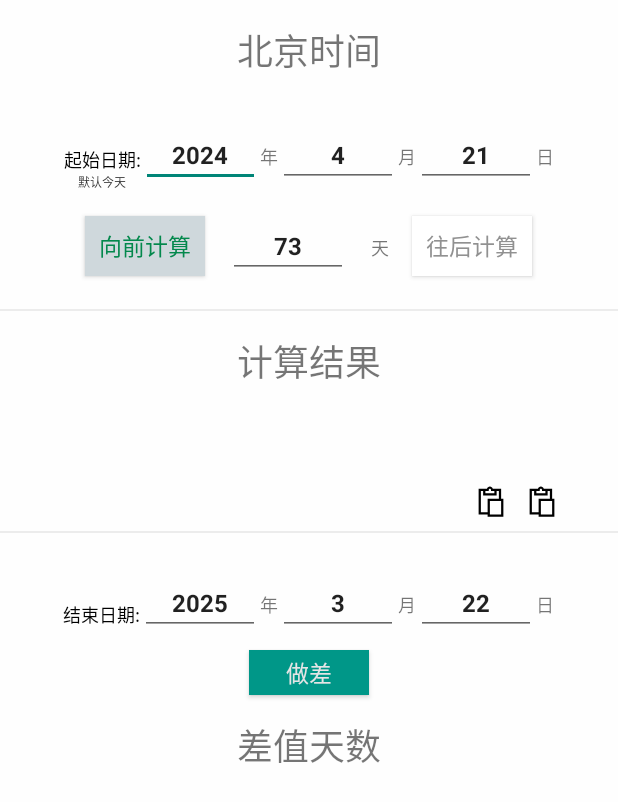
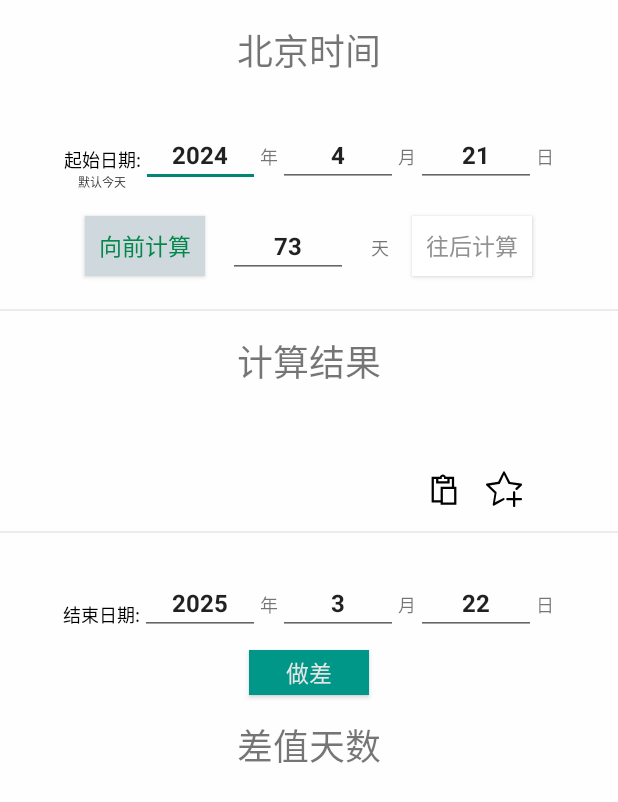
Before and after one commit to Wtier330/MyAssistant, an Android app: the DateCalu_Main screen opened directly, with no data from a screen before it, on a phone screen of 412 x 824 dp. Shown: the top 802 px of the screen. Run offline under Robolectric (Android 15) with nearby library versions, the phone set to English and light mode, and no system bars; 2 statements that could not run were skipped.

```diff
--- a/app/src/main/java/com/example/myapplication/activity/DateCalu_Main.java
+++ b/app/src/main/java/com/example/myapplication/activity/DateCalu_Main.java
@@ -1,12 +1,18 @@
 package com.example.myapplication.activity;
 
+import static android.content.ContentValues.TAG;
 import static com.example.myapplication.utils.TimeUtil.isValidDate;
 
 import android.annotation.SuppressLint;
+import android.content.ClipData;
+import android.content.ClipboardManager;
+import android.content.Context;
 import android.os.Bundle;
 import android.text.TextUtils;
+import android.util.Log;
 import android.widget.Button;
 import android.widget.EditText;
+import android.widget.ImageView;
 import android.widget.TextView;
 
 import androidx.appcompat.app.AppCompatActivity;
@@ -14,11 +20,13 @@ import androidx.appcompat.app.AppCompatActivity;
 import com.example.myapplication.R;
 import com.example.myapplication.utils.EditTextUtil;
 import com.example.myapplication.utils.ToastUtil;
+import com.example.myapplication.utils.XmlUtil;
 import com.example.myapplication.view.MyEditText;
 
 import java.time.LocalDate;
 import java.time.format.DateTimeFormatter;
 import java.time.temporal.ChronoUnit;
+import java.util.ArrayList;
 import java.util.Objects;
 import java.util.Random;
 
@@ -43,7 +51,9 @@ public class DateCalu_Main extends AppCompatActivity {
     private Button mBtDateCaluDiff;
     private TextView mTvDateCalueDiff;
     private LocalDate date, outdate;
-
+    private ImageView iv_Calu_clipBoard, iv_Calu_Collection;
+    private ClipboardManager clipboardManager;
+    private XmlUtil xmlHelper;
     @Override
     protected void onCreate(Bundle savedInstanceState) {
         super.onCreate(savedInstanceState);
@@ -51,8 +61,34 @@ public class DateCalu_Main extends AppCompatActivity {
         initView();
         initData();
         initEvent();
+        test();
     }
 
+    private void test() {
+        // 创建 XML 文件
+        XmlUtil.createXml(this, "aa.xml");
+
+        // 添加节点到 XML 文件
+        XmlUtil.addNode(this, "aa.xml", "name", "John Doe");
+        XmlUtil.addNode(this, "aa.xml", "name", "John Doe");
+        XmlUtil.addNode(this, "aa.xml", "name", "John Doe");
+        XmlUtil.addNode(this, "aa.xml", "name", "John Doe");
+
+        // 查询节点值
+        String name = XmlUtil.queryNode(this, "aa.xml", "name");
+        ToastUtil.toastShort(this,"name:"+name);
+
+        // 修改节点值
+//        XmlUtil.updateNode(this, "data.xml", "name", "Jane Doe");
+
+        // 查询修改后的节点值
+//        String updatedName = XmlUtil.queryNode(this, "data.xml", "name");
+//        Log.d(TAG, "Updated Name: " + updatedName);
+
+        // 删除节点从 XML 文件
+//        XmlUtil.deleteNode(this, "data.xml", "name");
+
+    }
     private void initData() {
         et_DateCalu_Input.setText(String.valueOf(input));
         LocalDate currentDate = LocalDate.now();
@@ -172,6 +208,15 @@ public class DateCalu_Main extends AppCompatActivity {
                 booInteraction(mEtDateCaluOutputDay);
             }
         });
+        iv_Calu_clipBoard.setOnClickListener((l) -> {
+            clipboardManager = (ClipboardManager) getSystemService(Context.CLIPBOARD_SERVICE);
+            ClipData clipData = ClipData.newPlainText("label", tv_DateCalue_Result.getText());
+            clipboardManager.setPrimaryClip(clipData);
+            ToastUtil.toastShort(this, "以下信息被复制到剪切板\n" + tv_DateCalue_Result.getText());
+        });
+        iv_Calu_Collection.setOnClickListener((l) -> {
+
+        });
     }
 
     @Override
@@ -234,6 +279,8 @@ public class DateCalu_Main extends AppCompatActivity {
         mEtDateCaluOutputDay = findViewById(R.id.et_DateCalu_OutputDay);
         mBtDateCaluDiff = findViewById(R.id.bt_DateCalu_diff);
         mTvDateCalueDiff = findViewById(R.id.tv_DateCalue_diff);
+        iv_Calu_clipBoard = findViewById(R.id.iv_Calu_clipBoard);
+        iv_Calu_Collection = findViewById(R.id.iv_Calu_Collection);
     }
 
 }
--- /dev/null
+++ b/app/src/main/java/com/example/myapplication/utils/XmlUtil.java
@@ -0,0 +1,127 @@
+package com.example.myapplication.utils;
+
+import android.content.Context;
+import android.util.Log;
+import android.util.Xml;
+
+import org.xmlpull.v1.XmlPullParser;
+import org.xmlpull.v1.XmlPullParserException;
+import org.xmlpull.v1.XmlPullParserFactory;
+import org.xmlpull.v1.XmlSerializer;
+
+import java.io.FileInputStream;
+import java.io.FileOutputStream;
+import java.io.IOException;
+import java.io.InputStreamReader;
+import java.io.OutputStreamWriter;
+
+public class XmlUtil {
+
+    private static final String TAG = "XmlUtil";
+
+    // 创建 XML 文件
+    public static void createXml(Context context, String filename) {
+        try {
+            FileOutputStream fos = context.openFileOutput(filename, Context.MODE_PRIVATE);
+            XmlSerializer serializer = Xml.newSerializer();
+            OutputStreamWriter writer = new OutputStreamWriter(fos);
+            serializer.setOutput(writer);
+            serializer.startDocument("UTF-8", true);
+            serializer.startTag("", "root");
+            serializer.endTag("", "root");
+            serializer.endDocument();
+            writer.close();
+            Log.d(TAG, "XML file created: " + filename);
+        } catch (IOException e) {
+            Log.e(TAG, "Error creating XML file: " + e.getMessage());
+        }
+    }
+
+    public static void addNode(Context context, String filename, String nodeName, String nodeValue) {
+        try {
+            FileInputStream fis = context.openFileInput(filename);
+            InputStreamReader reader = new InputStreamReader(fis);
+            StringBuilder stringBuilder = new StringBuilder();
+            char[] buffer = new char[1024];
+            int charsRead;
+            while ((charsRead = reader.read(buffer)) != -1) {
+                stringBuilder.append(buffer, 0, charsRead);
+            }
+            fis.close();
+
+            String existingXml = stringBuilder.toString();
+
+            FileOutputStream fos = context.openFileOutput(filename, Context.MODE_PRIVATE);
+            OutputStreamWriter writer = new OutputStreamWriter(fos);
+
+            writer.write("<?xml version=\"1.0\" encoding=\"UTF-8\"?>\n");
+
+            if (!existingXml.contains("<root>")) {
+                writer.write("<root>");
+            }
+
+            writer.write("<" + nodeName + ">" + nodeValue + "</" + nodeName + ">");
+
+            if (!existingXml.contains("</root>")) {
+                writer.write("</root>");
+            }
+
+            writer.close();
+            Log.d(TAG, "Node added to XML file: " + nodeName + "=" + nodeValue);
+        } catch (IOException e) {
+            Log.e(TAG, "Error adding node to XML file: " + e.getMessage());
+        }
+    }
+
+
+    // 删除节点从 XML 文件
+    public static void deleteNode(Context context, String filename, String nodeName) {
+        try {
+            FileInputStream fis = context.openFileInput(filename);
+            InputStreamReader reader = new InputStreamReader(fis);
+            XmlSerializer serializer = Xml.newSerializer();
+            OutputStreamWriter writer = new OutputStreamWriter(context.openFileOutput(filename, Context.MODE_PRIVATE));
+            serializer.setOutput(writer);
+            serializer.startDocument("UTF-8", true);
+            char[] buffer = new char[fis.available()];
+            reader.read(buffer);
+            String existingXml = new String(buffer);
+            writer.append(existingXml.replace("<" + nodeName + "></" + nodeName + ">", ""));
+            writer.close();
+            reader.close();
+            Log.d(TAG, "Node deleted from XML file: " + nodeName);
+        } catch (IOException e) {
+            Log.e(TAG, "Error deleting node from XML file: " + e.getMessage());
+        }
+    }
+
+    // 修改节点值
+    public static void updateNode(Context context, String filename, String nodeName, String newNodeValue) {
+        deleteNode(context, filename, nodeName);
+        addNode(context, filename, nodeName, newNodeValue);
+        Log.d(TAG, "Node updated in XML file: " + nodeName + "=" + newNodeValue);
+    }
+
+    // 查询节点值
+    public static String queryNode(Context context, String filename, String nodeName) {
+        try {
+            FileInputStream fis = context.openFileInput(filename);
+            InputStreamReader reader = new InputStreamReader(fis);
+            XmlPullParserFactory parserFactory = XmlPullParserFactory.newInstance();
+            XmlPullParser parser = parserFactory.newPullParser();
+            parser.setFeature(XmlPullParser.FEATURE_PROCESS_NAMESPACES, false);
+            parser.setInput(reader);
+            int eventType = parser.getEventType();
+            while (eventType != XmlPullParser.END_DOCUMENT) {
+                String name = parser.getName();
+                if (name != null && name.equals(nodeName)) {
+                    return parser.nextText();
+                }
+                eventType = parser.next();
+            }
+        } catch (XmlPullParserException | IOException e) {
+            Log.e(TAG, "Error querying node from XML file: " + e.getMessage());
+        }
+        return null;
+    }
+}
--- /dev/null
+++ b/app/src/main/res/drawable/add_collection.xml
@@ -0,0 +1,14 @@
+<?xml version="1.0" encoding="utf-8"?>
+<vector xmlns:android="http://schemas.android.com/apk/res/android"
+    android:width="1024dp"
+    android:height="1024dp"
+    android:viewportWidth="1024"
+    android:viewportHeight="1024">
+
+    <path
+        android:fillColor="#040000"
+        android:pathData="M486.4 774.4L256 889.6l44.8-268.8c0-12.8 0-19.2-6.4-25.6l-192-185.6 268.8-38.4c12.8 0 19.2-6.4 25.6-19.2L512 108.8l121.6 243.2c6.4 6.4 12.8 19.2 25.6 19.2l268.8 38.4-83.2 76.8c-12.8 12.8-12.8 32 0 44.8 12.8 12.8 32 12.8 44.8 0l128-121.6c6.4-12.8 6.4-25.6 6.4-32-6.4-12.8-12.8-19.2-25.6-19.2l-313.6-44.8L537.6 25.6c0-12.8-12.8-19.2-25.6-19.2s-25.6 6.4-25.6 19.2L345.6 307.2l-320 44.8c-12.8 6.4-19.2 12.8-25.6 25.6 0 6.4 0 19.2 12.8 32l230.4 224-51.2 313.6c0 12.8 0 25.6 12.8 32 6.4 6.4 12.8 6.4 19.2 6.4 6.4 0 12.8 0 12.8-6.4L512 825.6c12.8-6.4 19.2-25.6 12.8-44.8-6.4-12.8-25.6-19.2-38.4-6.4z" />
+    <path
+        android:fillColor="#040000"
+        android:pathData="M992 768H832V608c0-19.2-12.8-32-32-32s-32 12.8-32 32V768H608c-19.2 0-32 12.8-32 32s12.8 32 32 32H768v160c0 19.2 12.8 32 32 32s32-12.8 32-32V832h160c19.2 0 32-12.8 32-32s-12.8-32-32-32z" />
+</vector>
--- a/app/src/main/res/layout/activity_date_calu_main.xml
+++ b/app/src/main/res/layout/activity_date_calu_main.xml
@@ -86,6 +86,7 @@
             android:gravity="center_horizontal"
             android:text="月"
             android:textSize="12sp" />
+
         <com.example.myapplication.view.MyEditText
             android:id="@+id/et_DateCalu_InputDay"
             android:layout_width="80dp"
@@ -178,32 +179,40 @@
             android:gravity="center_horizontal"
             android:text="计算结果"
             android:textSize="24sp" />
+
         <View
             android:layout_width="match_parent"
-            android:layout_height="40dp"/>
+            android:layout_height="40dp" />
+
         <LinearLayout
             android:layout_width="match_parent"
-            android:layout_height="40dp"
+            android:layout_height="wrap_content"
             android:orientation="horizontal">
-            <View
-                android:layout_width="300dp"
-                android:layout_gravity="center_vertical"
-                android:layout_height="24dp"/>
 
-            <ImageView
-                android:layout_width="24dp"
+            <RelativeLayout
+                android:layout_width="match_parent"
                 android:layout_height="24dp"
-                android:layout_marginLeft="15dp"
-                android:layout_gravity="center_vertical"
-                android:src="@drawable/clipboard_solid"
-                android:id="@+id/iv_Calu_clipBoard"/>
-            <ImageView
-                android:layout_width="24dp"
-                android:layout_height="24dp"
-                android:layout_marginLeft="10dp"
-                android:layout_gravity="center_vertical"
-                android:src="@drawable/clipboard_solid"
-              />
+                android:layout_marginBottom="16dp">
+
+                <ImageView
+                    android:id="@+id/iv_Calu_clipBoard"
+                    android:layout_width="24dp"
+                    android:layout_height="24dp"
+                    android:layout_marginRight="16dp"
+                    android:layout_toLeftOf="@id/iv_Calu_Collection"
+                    android:src="@drawable/clipboard_solid" />
+
+                <ImageView
+                    android:id="@+id/iv_Calu_Collection"
+                    android:layout_width="24dp"
+                    android:layout_height="24dp"
+                    android:layout_alignParentRight="true"
+                    android:layout_marginRight="64dp"
+                    android:src="@drawable/add_collection" />
+
+
+            </RelativeLayout>
+
 
         </LinearLayout>
     </LinearLayout>
@@ -247,6 +256,7 @@
             android:gravity="center_horizontal"
             android:text="年"
             android:textSize="12sp" />
+
         <com.example.myapplication.view.MyEditText
             android:id="@+id/et_DateCalu_OutputMonth"
             android:layout_width="80dp"
@@ -265,6 +275,7 @@
             android:gravity="center_horizontal"
             android:text="月"
             android:textSize="12sp" />
+
         <com.example.myapplication.view.MyEditText
             android:id="@+id/et_DateCalu_OutputDay"
             android:layout_width="80dp"
@@ -295,6 +306,7 @@
         android:text="做差"
         android:textColor="#e5e5e5"
         android:textSize="15sp" />
+
     <TextView
         android:id="@+id/tv_DateCalue_diff"
         android:layout_width="match_parent"
```
